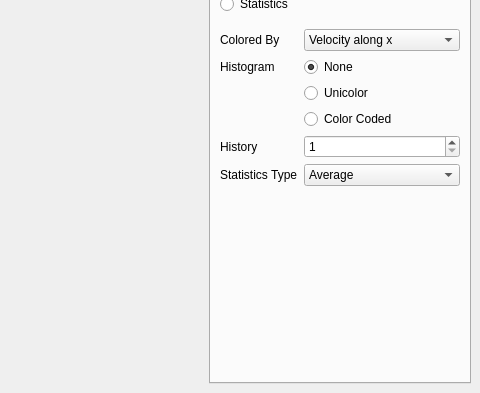
This is MainWindow.ui in danlipsa/foamvis as Qt 5 draws it before an edit; both pictures show x 396 to 876 and y 198 to 591 of the 876 by 591 pixel window. The edited form follows.
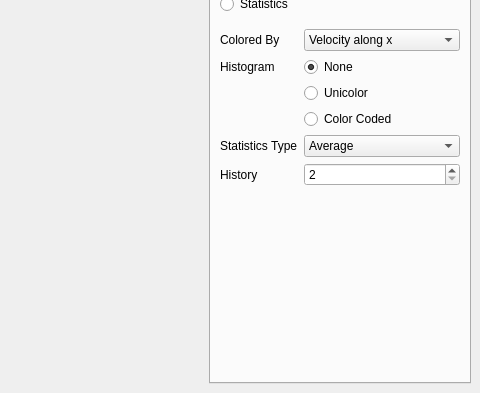
This is the edited form. The open tabs and pages were chosen to show the change. Custom widgets are drawn as their Qt base class.

Patch:
```diff
--- a/MainWindow.ui
+++ b/MainWindow.ui
@@ -1180,32 +1180,6 @@
                <property name="bottomMargin">
                 <number>0</number>
                </property>
-               <item row="7" column="0">
-                <widget class="QLabel" name="label_22">
-                 <property name="text">
-                  <string>Statistics Type</string>
-                 </property>
-                </widget>
-               </item>
-               <item row="7" column="1">
-                <widget class="QComboBox" name="comboBoxStatisticsType">
-                 <item>
-                  <property name="text">
-                   <string>Average</string>
-                  </property>
-                 </item>
-                 <item>
-                  <property name="text">
-                   <string>Minimum</string>
-                  </property>
-                 </item>
-                 <item>
-                  <property name="text">
-                   <string>Maximum</string>
-                  </property>
-                 </item>
-                </widget>
-               </item>
                <item row="2" column="0">
                 <widget class="QLabel" name="label_23">
                  <property name="text">
@@ -1292,17 +1266,43 @@
                  </item>
                 </widget>
                </item>
-               <item row="5" column="0">
-                <widget class="QLabel" name="label_7">
+               <item row="7" column="0">
+                <widget class="QLabel" name="labelStatisticsHistory">
                  <property name="text">
                   <string>History</string>
                  </property>
                 </widget>
                </item>
-               <item row="5" column="1">
+               <item row="7" column="1">
                 <widget class="QSpinBox" name="spinBoxStatisticsHistory">
                  <property name="minimum">
-                  <number>1</number>
+                  <number>2</number>
+                 </property>
+                </widget>
+               </item>
+               <item row="5" column="1">
+                <widget class="QComboBox" name="comboBoxStatisticsType">
+                 <item>
+                  <property name="text">
+                   <string>Average</string>
+                  </property>
+                 </item>
+                 <item>
+                  <property name="text">
+                   <string>Minimum</string>
+                  </property>
+                 </item>
+                 <item>
+                  <property name="text">
+                   <string>Maximum</string>
+                  </property>
+                 </item>
+                </widget>
+               </item>
+               <item row="5" column="0">
+                <widget class="QLabel" name="label_22">
+                 <property name="text">
+                  <string>Statistics Type</string>
                  </property>
                 </widget>
                </item>
```
Left out of the diff: 105 changed lines with no effect on the pictures.
